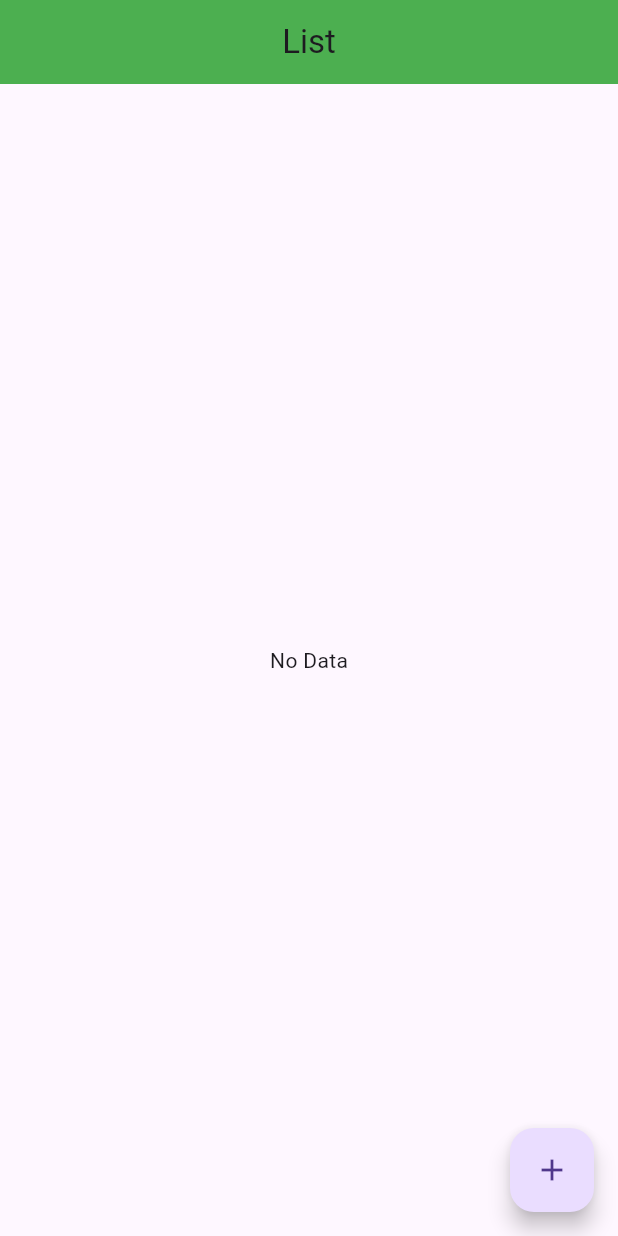
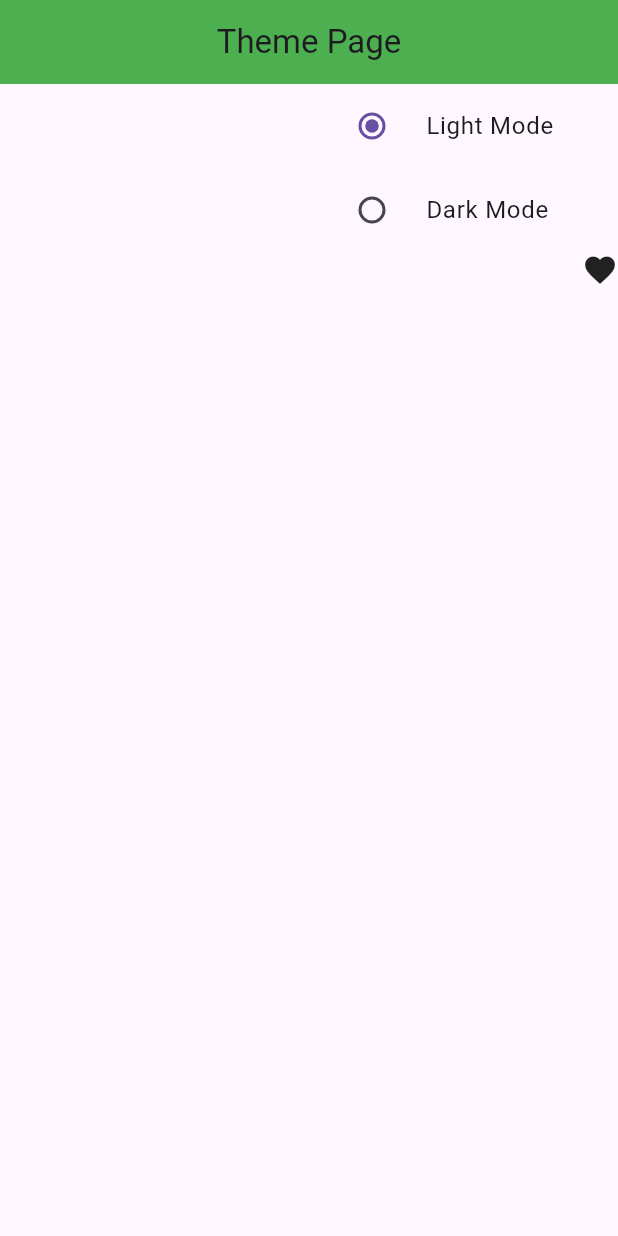
Before and after one commit to ritik453rr/flutter_practical_provider_demo, a Flutter app: the screen it shows after launch, on a phone screen of 412 x 824 dp. Run offline on Flutter 3.47's test engine with Material 3 defaults, Android fonts, the phone set to English and light mode, and no system bars.

Commit message:
Added Theme

```diff
--- a/lib/main.dart
+++ b/lib/main.dart
@@ -1,8 +1,10 @@
 import 'package:flutter/material.dart';
 import 'package:provider/provider.dart';
-import 'package:provider_demo/counter/counter_provider.dart';
-import 'package:provider_demo/data_list/data_list_view.dart';
-import 'package:provider_demo/data_list/data_list_provider.dart';
+import 'package:provider_demo/screens/counter/counter_provider.dart';
+import 'package:provider_demo/screens/theme/theme_view.dart';
+import 'package:provider_demo/screens/theme/theme_provider.dart';
+import 'package:provider_demo/screens/data_list/data_list_view.dart';
+import 'package:provider_demo/screens/data_list/data_list_provider.dart';
 
 void main() {
   runApp(const MyApp());
@@ -17,10 +19,30 @@ class MyApp extends StatelessWidget {
       providers: [
         ChangeNotifierProvider(create: (context) => CounterProvider()),
         ChangeNotifierProvider(create: (context) => ListProvider()),
+        ChangeNotifierProvider(create: (context) => ThemeProvider()),
       ],
-      child: const MaterialApp(
-        debugShowCheckedModeBanner: false,
-        home: DataListView(),
+      child: Builder(
+        builder: (BuildContext context) {
+          final themeProvider = Provider.of<ThemeProvider>(context);
+          return MaterialApp(
+            themeMode: themeProvider.themeMode,
+            theme: ThemeData(
+              brightness: Brightness.light,
+              appBarTheme: const AppBarTheme(
+                backgroundColor: Colors.green,
+                centerTitle: true,
+              ),
+            ),
+            darkTheme: ThemeData(
+              brightness: Brightness.dark,
+              iconTheme: const IconThemeData(color: Colors.red),
+              appBarTheme: const AppBarTheme(
+                color: Colors.red,
+              ),
+            ),
+            home: const ThemeView(),
+          );
+        },
       ),
     );
   }
--- a/lib/counter/counter_view.dart
+++ b/lib/screens/counter/counter_view.dart
@@ -1,6 +1,6 @@
 import 'package:flutter/material.dart';
 import 'package:provider/provider.dart';
-import 'package:provider_demo/counter/counter_provider.dart';
+import 'package:provider_demo/screens/counter/counter_provider.dart';
 
 class CounterView extends StatelessWidget {
   const CounterView({super.key});
--- a/lib/data_list/add_data/add_data_view.dart
+++ b/lib/screens/data_list/add_data/add_data_view.dart
@@ -1,6 +1,6 @@
 import 'package:flutter/material.dart';
 import 'package:provider/provider.dart';
-import 'package:provider_demo/data_list/data_list_provider.dart';
+import 'package:provider_demo/screens/data_list/data_list_provider.dart';
 
 class AddDataView extends StatelessWidget {
   const AddDataView({super.key});
@@ -19,8 +19,8 @@ class AddDataView extends StatelessWidget {
           onPressed: () {
             context.read<ListProvider>().addData(
               {
-                "name": "Ritik",
-                "contact": 9690302137,
+                "name": "Prince",
+                "contact": 9192919291,
               },
             );
           },
--- a/lib/data_list/data_list_view.dart
+++ b/lib/screens/data_list/data_list_view.dart
@@ -1,7 +1,7 @@
 import 'package:flutter/material.dart';
 import 'package:provider/provider.dart';
-import 'package:provider_demo/data_list/add_data/add_data_view.dart';
-import 'package:provider_demo/data_list/data_list_provider.dart';
+import 'package:provider_demo/screens/data_list/add_data/add_data_view.dart';
+import 'package:provider_demo/screens/data_list/data_list_provider.dart';
 
 class DataListView extends StatelessWidget {
   const DataListView({super.key});
--- /dev/null
+++ b/lib/screens/theme/theme_provider.dart
@@ -0,0 +1,10 @@
+import 'package:flutter/material.dart';
+
+class ThemeProvider extends ChangeNotifier {
+  var themeMode = ThemeMode.light;
+
+  void setTheme(ThemeMode theme) {
+    themeMode = theme;
+    notifyListeners();
+  }
+}
--- /dev/null
+++ b/lib/screens/theme/theme_view.dart
@@ -0,0 +1,49 @@
+import 'package:flutter/material.dart';
+import 'package:provider/provider.dart';
+import 'package:provider_demo/screens/theme/theme_provider.dart';
+
+class ThemeView extends StatelessWidget {
+  const ThemeView({super.key});
+
+  @override
+  Widget build(BuildContext context) {
+    final themeProvider = Provider.of<ThemeProvider>(context);
+    return Scaffold(
+        appBar: AppBar(
+          title: const Text("Theme Page"),
+          centerTitle: true,
+        ),
+        body: SizedBox(
+          width: double.infinity,
+          child: Column(
+            crossAxisAlignment: CrossAxisAlignment.end,
+            children: [
+              SizedBox(
+                width: 200,
+                child: RadioListTile<ThemeMode>(
+                  title: Text("Light Mode"),
+                  value: ThemeMode.light,
+                  groupValue: themeProvider.themeMode,
+                  onChanged: (value) {
+                    if (value != null) themeProvider.setTheme(value);
+                  },
+                ),
+              ),
+              SizedBox(
+                width: 200,
+                child: RadioListTile<ThemeMode>(
+                  title: Text("Dark Mode"),
+                  value: ThemeMode.dark,
+                  groupValue: themeProvider.themeMode,
+                  onChanged: (value) {
+                    if (value != null) themeProvider.setTheme(value);
+                  },
+                ),
+              ),
+
+              Icon(Icons.favorite),
+            ],
+          ),
+        ));
+  }
+}
```
Also changed, not shown: lib/screens/counter/counter_provider.dart (renamed from lib/counter/counter_provider.dart), lib/screens/data_list/data_list_provider.dart (renamed from lib/data_list/data_list_provider.dart), 1 other file.
